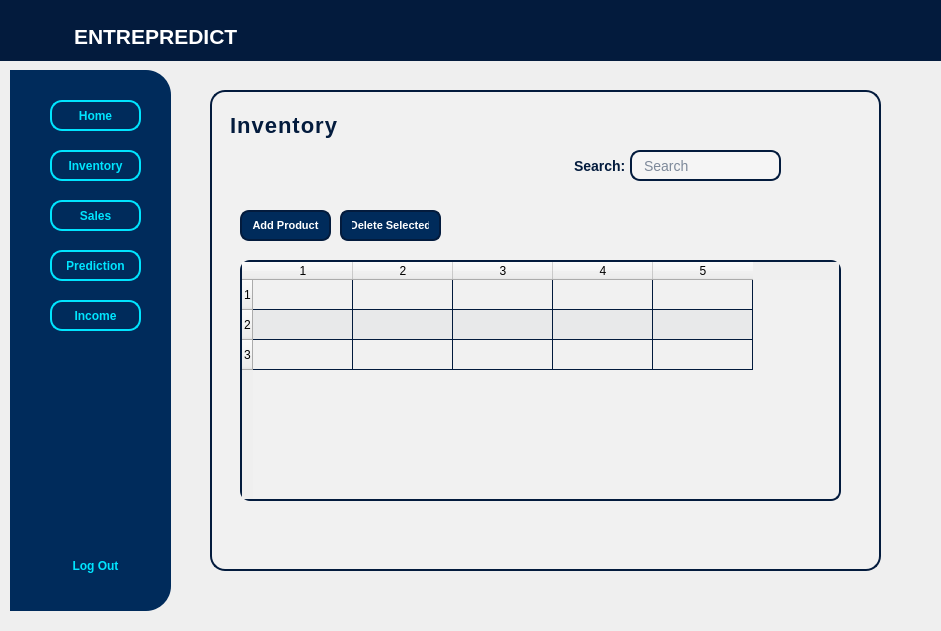
Old version of the form Final.ui in the repository JayDrop00/Paldo.
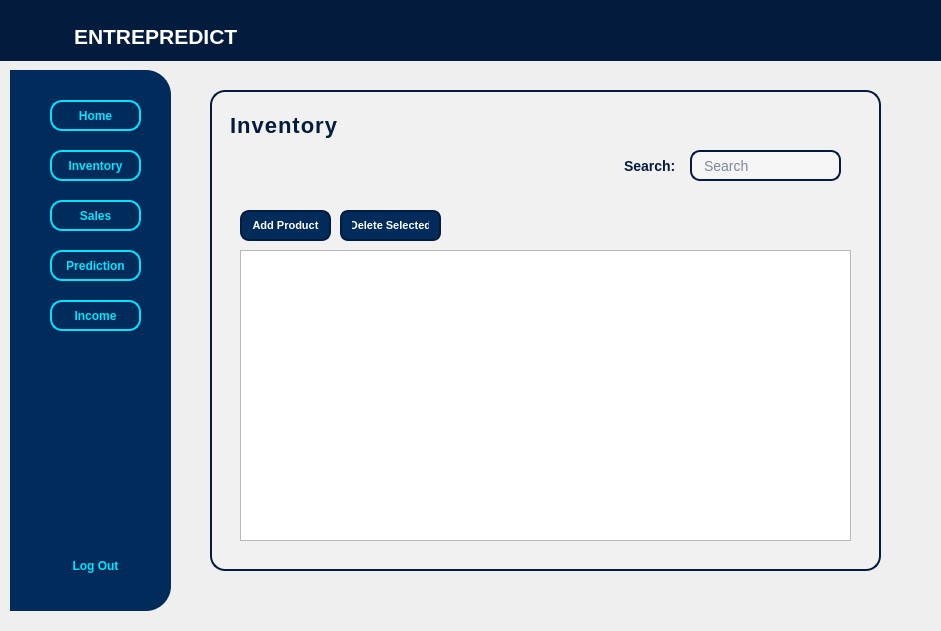
New version of the form. The open tabs and pages were chosen to show the change. Icons and pictures are not drawn.

Diff of the .ui file:
```diff
--- a/Final.ui
+++ b/Final.ui
@@ -445,7 +445,7 @@
        <widget class="QLabel" name="label_search">
         <property name="geometry">
          <rect>
-          <x>360</x>
+          <x>410</x>
           <y>60</y>
           <width>61</width>
           <height>31</height>
@@ -469,7 +469,7 @@
        <widget class="QLineEdit" name="lineEdit_search">
         <property name="geometry">
          <rect>
-          <x>420</x>
+          <x>480</x>
           <y>60</y>
           <width>151</width>
           <height>31</height>
@@ -496,76 +496,6 @@
          <string>Search</string>
         </property>
        </widget>
-       <widget class="QTableWidget" name="table_inventory">
-        <property name="geometry">
-         <rect>
-          <x>30</x>
-          <y>170</y>
-          <width>601</width>
-          <height>241</height>
-         </rect>
-        </property>
-        <property name="styleSheet">
-         <string notr="true">/* ===============================
-   QTABLEWIDGET EXCLUSIVE STYLESHEET
-   =============================== */
-
-#table_inventory {
-    background-color: transparent;               /* Seamless with main widget */
-    border: 2px solid #031b3d;                   /* Deep navy border */
-    border-radius: 10px;                         /* Soft corners */
-    gridline-color: #031b3d;                     /* Matching navy gridlines */
-    color: #031b3d;                              /* Text color */
-    font-size: 12px;
-    font-weight: 500;
-    selection-background-color: rgba(0, 255, 255, 60); /* Soft cyan glow */
-    selection-color: #031b3d;                    /* Readable text color */
-    alternate-background-color: rgba(3, 27, 61, 10);   /* Subtle striped rows */
-}
-
-/* --- TABLE HEADERS --- */
-#table_inventory::section {
-    background-color: rgba(3, 27, 61, 20);       /* Transparent navy tint */
-    color: #031b3d;
-    font-weight: 600;
-    font-size: 12px;
-    border: 1px solid #031b3d;
-    border-radius: 5px;
-    padding: 4px;
-}
-
-/* --- CORNER BUTTON (top-left cell) --- */
-#table_inventory::section {
-    background-color: rgba(3, 27, 61, 30);
-    border: 1px solid #031b3d;
-    border-top-left-radius: 10px;
-}
-</string>
-        </property>
-        <property name="dragEnabled">
-         <bool>false</bool>
-        </property>
-        <property name="alternatingRowColors">
-         <bool>true</bool>
-        </property>
-        <property name="selectionBehavior">
-         <enum>QAbstractItemView::SelectRows</enum>
-        </property>
-        <property name="rowCount">
-         <number>3</number>
-        </property>
-        <property name="columnCount">
-         <number>5</number>
-        </property>
-        <row/>
-        <row/>
-        <row/>
-        <column/>
-        <column/>
-        <column/>
-        <column/>
-        <column/>
-       </widget>
        <widget class="QPushButton" name="addbutton">
         <property name="geometry">
          <rect>
@@ -633,6 +563,16 @@
          <string>Delete Selected</string>
         </property>
        </widget>
+       <widget class="QTableView" name="table_inventory">
+        <property name="geometry">
+         <rect>
+          <x>30</x>
+          <y>160</y>
+          <width>611</width>
+          <height>291</height>
+         </rect>
+        </property>
+       </widget>
       </widget>
      </widget>
      <widget class="QWidget" name="home_widget">
```
Left out of the diff: 2 changed lines with no effect on the pictures.
